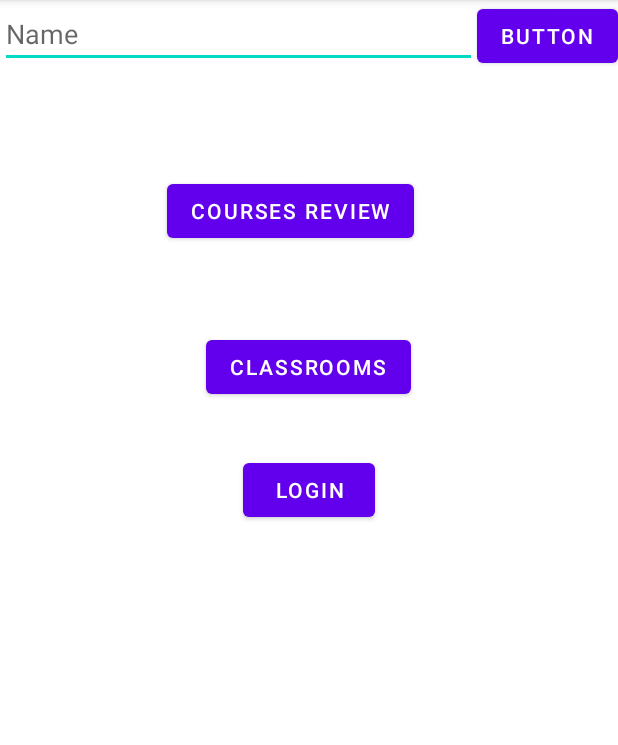
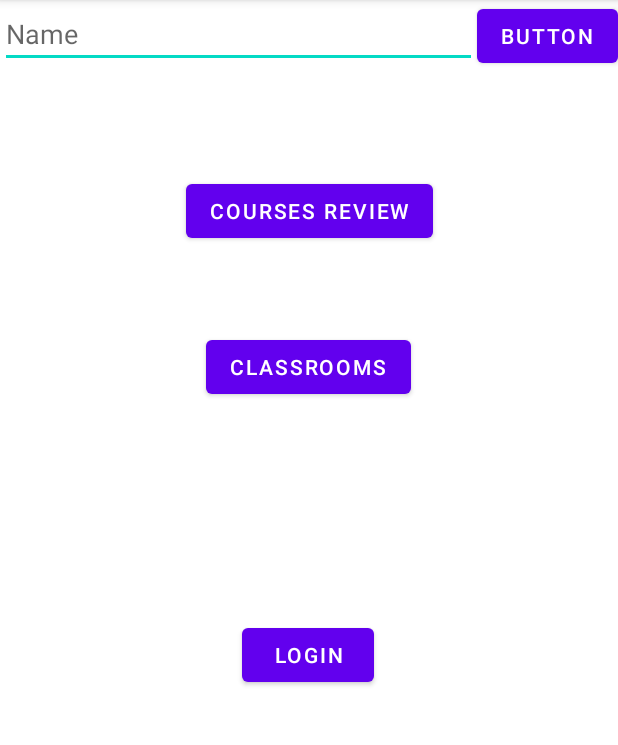
Before and after one commit to LesGolems/RateMyEPFL, an Android app: the screen it shows after launch (MainActivity), on a phone screen of 412 x 824 dp, the part 84-829 px from its top. Run offline under Robolectric (Android 15) with nearby library versions, the phone set to English and light mode, and no system bars.

Commit message:
Updates buttons constraint

```diff
--- a/app/src/main/res/layout/activity_main.xml
+++ b/app/src/main/res/layout/activity_main.xml
@@ -29,14 +29,11 @@
         android:id="@+id/coursesReviewButton"
         android:layout_width="wrap_content"
         android:layout_height="wrap_content"
-        android:layout_marginStart="111dp"
         android:layout_marginTop="71dp"
-        android:layout_marginEnd="135dp"
         android:layout_marginBottom="28dp"
         android:text="Courses review"
         app:layout_constraintBottom_toTopOf="@+id/classroomReviewButton"
         app:layout_constraintEnd_toEndOf="parent"
-        app:layout_constraintHorizontal_bias="0.0"
         app:layout_constraintStart_toStartOf="parent"
         app:layout_constraintTop_toBottomOf="@+id/mainName" />
 
@@ -44,14 +41,12 @@
         android:id="@+id/classroomReviewButton"
         android:layout_width="wrap_content"
         android:layout_height="wrap_content"
-        android:layout_marginStart="137dp"
         android:layout_marginTop="28dp"
-        android:layout_marginEnd="138dp"
         android:layout_marginBottom="34dp"
         android:text="Classrooms"
         app:layout_constraintBottom_toTopOf="@+id/loginButton"
         app:layout_constraintEnd_toEndOf="parent"
-        app:layout_constraintHorizontal_bias="0.0"
+        app:layout_constraintHorizontal_bias="0.498"
         app:layout_constraintStart_toStartOf="parent"
         app:layout_constraintTop_toBottomOf="@+id/coursesReviewButton" />
 
@@ -59,11 +54,10 @@
         android:id="@+id/loginButton"
         android:layout_width="wrap_content"
         android:layout_height="wrap_content"
-        android:layout_marginStart="161dp"
-        android:layout_marginTop="34dp"
-        android:layout_marginEnd="162dp"
+        android:layout_marginTop="144dp"
         android:text="Login"
         app:layout_constraintEnd_toEndOf="parent"
+        app:layout_constraintHorizontal_bias="0.498"
         app:layout_constraintStart_toStartOf="parent"
         app:layout_constraintTop_toBottomOf="@+id/classroomReviewButton" />
 
```
